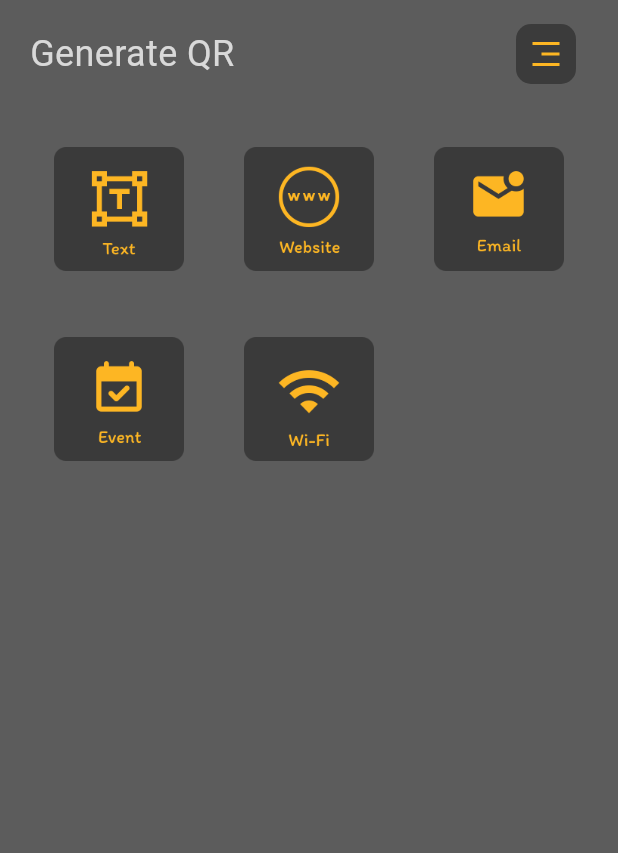
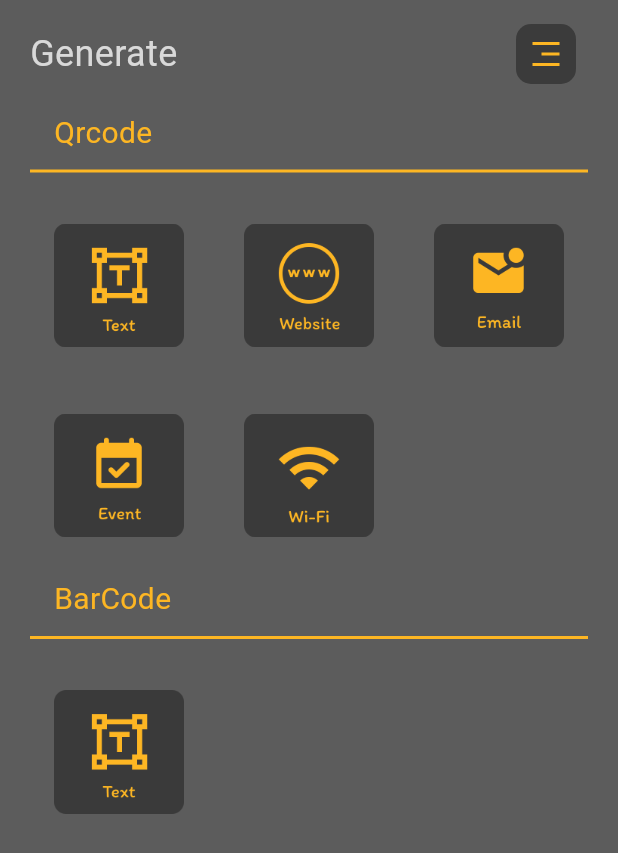
Before and after one commit to collinsyu/qrcode-tool-flutter, a Flutter app: the GenerateQrcode screen opened directly, on a phone screen of 412 x 824 dp. Shown: the top 853 px of the screen. Run offline on Flutter 3.47's test engine with Material 3 defaults, Android fonts, the phone set to English and light mode, and no system bars; our stand-ins replace barcode_widget, image_gallery_saver, image_picker, permission_handler, pretty_qr_code, sqflite and 1 more; missing offline and left inert: flutter_beep, mobile_scanner; accounts and stored records are empty.

Commit message:
feat:增加支持条形码

```diff
--- /dev/null
+++ b/lib/components/mainheadbar.dart
@@ -0,0 +1,45 @@
+import 'package:flutter/material.dart';
+
+import 'i_custom_button.dart';
+
+class MainCommonHeadBar extends StatelessWidget {
+  const MainCommonHeadBar({super.key,this.title="title"});
+  final String title;
+  @override
+  Widget build(BuildContext context) {
+    return Container(
+      padding: EdgeInsets.only(top: 0),
+      child: Row(
+        mainAxisAlignment: MainAxisAlignment.spaceBetween,
+        children: [
+          Text(title,style: TextStyle(
+              color: Color(0xFFD9D9D9),
+              fontSize: 24.0
+          ),),
+          ICustomButton(
+            onPressed: (){
+              Navigator.pushNamed(context, '/setting');
+
+            },
+            icon: Container(
+              decoration: BoxDecoration(
+                color:  Color(0xcc333333),
+
+                borderRadius: BorderRadius.all(Radius.circular(10.0)), // 设置所有角的圆角半径为10.0
+              ),
+              padding: const EdgeInsets.all(8.0),
+
+              child: Image.asset('images/icon-setting-inner.png',
+                width: 24.0, // 设置图片的宽度
+                height: 24.0, // 设置图片的高度
+                fit: BoxFit.cover, // 图片填充方式
+              ),
+            ),
+          )
+
+        ],
+      ),
+    );
+
+  }
+}
--- a/lib/generate_qrcode.dart
+++ b/lib/generate_qrcode.dart
@@ -1,6 +1,7 @@
 import 'package:flutter/material.dart';
 
 import 'components/i_custom_button.dart';
+import 'components/mainheadbar.dart';
 
 class GenerateQrcode extends StatefulWidget {
   const GenerateQrcode({super.key});
@@ -48,44 +49,28 @@ class _GenerateQrcodeState extends State<GenerateQrcode> with SingleTickerProvid
 
                 Padding(padding:EdgeInsets.fromLTRB(20.0, 8.0, 20.0, 0),child: Column(
                   children: [
+                    MainCommonHeadBar(title:"Generate"),
+                  //   grid
                     Container(
-                      padding: EdgeInsets.only(top: 0),
+                      padding: EdgeInsets.symmetric(vertical: 10.0,horizontal: 16.0),
                       child: Row(
-                        mainAxisAlignment: MainAxisAlignment.spaceBetween,
+                        mainAxisAlignment: MainAxisAlignment.start,
                         children: [
-                          Text("Generate QR",style: TextStyle(
-                              color: Color(0xFFD9D9D9),
-                              fontSize: 24.0
-                          ),),
-                          ICustomButton(
-                            onPressed: (){
-                              Navigator.pushNamed(context, '/setting');
+                          Text("Qrcode",style: TextStyle(
+                            color: Color(0xffFDB623),
+                              fontSize: 20.0
 
-                            },
-                            icon: Container(
-                              decoration: BoxDecoration(
-                                color:  Color(0xcc333333),
-
-                                borderRadius: BorderRadius.all(Radius.circular(10.0)), // 设置所有角的圆角半径为10.0
-                              ),
-                              padding: const EdgeInsets.all(8.0),
-
-                              child: Image.asset('images/icon-setting-inner.png',
-                                width: 24.0, // 设置图片的宽度
-                                height: 24.0, // 设置图片的高度
-                                fit: BoxFit.cover, // 图片填充方式
-                              ),
-                            ),
-                          )
-
+                          ),)
                         ],
                       ),
                     ),
-
-                  //   grid
-
                     Container(
-                      height: 300,
+                      padding: EdgeInsets.symmetric(vertical: 0.0,horizontal: 16.0),
+                      height: 2.0,
+                      color:Color(0xffFDB623),
+                    ),
+                    Container(
+                      height: 260,
                       child: GridView(
                         padding: EdgeInsets.symmetric(vertical: 32.0,horizontal: 16.0),
                         gridDelegate: SliverGridDelegateWithFixedCrossAxisCount(
@@ -97,7 +82,9 @@ class _GenerateQrcodeState extends State<GenerateQrcode> with SingleTickerProvid
                         children: [
                           ICustomButton(
                             onPressed: (){
-                              Navigator.pushNamed(context, '/genform',arguments: "text");
+                              Navigator.pushNamed(context, '/genform',arguments: {
+                                'type':"text"
+                              });
 
                             },
                             padding: EdgeInsets.all(0.0),
@@ -107,7 +94,9 @@ class _GenerateQrcodeState extends State<GenerateQrcode> with SingleTickerProvid
                           ),
                           ICustomButton(
                             onPressed: (){
-                              Navigator.pushNamed(context, '/genform',arguments: "url");
+                              Navigator.pushNamed(context, '/genform',arguments: {
+                                'type':"url"
+                              });
 
                             },
                             padding: EdgeInsets.all(0.0),
@@ -117,7 +106,9 @@ class _GenerateQrcodeState extends State<GenerateQrcode> with SingleTickerProvid
                           ),
                           ICustomButton(
                             onPressed: (){
-                              Navigator.pushNamed(context, '/genform',arguments: "email");
+                              Navigator.pushNamed(context, '/genform',arguments: {
+                                'type':"email"
+                              });
 
                             },
                             padding: EdgeInsets.all(0.0),
@@ -143,7 +134,9 @@ class _GenerateQrcodeState extends State<GenerateQrcode> with SingleTickerProvid
                           ),
                           ICustomButton(
                             onPressed: (){
-                              Navigator.pushNamed(context, '/genform',arguments: "wifi");
+                              Navigator.pushNamed(context, '/genform',arguments: {
+                                'type':"wifi"
+                              });
 
                             },
                             padding: EdgeInsets.all(0.0),
@@ -153,6 +146,50 @@ class _GenerateQrcodeState extends State<GenerateQrcode> with SingleTickerProvid
                           ),
 
 
+                        ],
+                      ),
+                    ),
+                    Container(
+                      padding: EdgeInsets.symmetric(vertical: 10.0,horizontal: 16.0),
+                      child: Row(
+                        mainAxisAlignment: MainAxisAlignment.start,
+                        children: [
+                          Text("BarCode",style: TextStyle(
+                              color: Color(0xffFDB623),
+                              fontSize: 20.0
+
+                          ),)
+                        ],
+                      ),
+                    ),
+                    Container(
+                      padding: EdgeInsets.symmetric(vertical: 0.0,horizontal: 16.0),
+                      height: 2.0,
+                      color:Color(0xffFDB623),
+                    ),
+                    Container(
+                      height: 300,
+                      child: GridView(
+                        padding: EdgeInsets.symmetric(vertical: 32.0,horizontal: 16.0),
+                        gridDelegate: SliverGridDelegateWithFixedCrossAxisCount(
+                          crossAxisCount: 3,
+                          mainAxisSpacing:40,
+                          crossAxisSpacing:40,
+                          childAspectRatio:1,
+                        ),
+                        children: [
+                          ICustomButton(
+                            onPressed: (){
+                              Navigator.pushNamed(context, '/genform',arguments:{
+                                'type': "text",'format':1
+                              });
+
+                            },
+                            padding: EdgeInsets.all(0.0),
+                            icon:  Image.asset('images/icon-scantype-text.png',
+                              fit: BoxFit.fitHeight, // 图片填充方式
+                            ),
+                          ),
                         ],
                       ),
                     )
--- a/lib/models/QrCodeItem.dart
+++ b/lib/models/QrCodeItem.dart
@@ -4,11 +4,13 @@ class QrCodeItem {
   final String value;
   final String date;
   final String type;
+  final int? format;
 
   QrCodeItem({
     this.id,
     required this.value,
     required this.date,
+     this.format,
     required this.type,
   });
 
@@ -20,6 +22,7 @@ class QrCodeItem {
       'value': value,
       'type': type,
       'date': date,
+      'format': format
     };
   }
 
@@ -27,6 +30,6 @@ class QrCodeItem {
   // each dog when using the print statement.
   @override
   String toString() {
-    return 'QrCodeItem{id: $id, value: $value, type: $type, date: $date}';
+    return 'QrCodeItem{id: $id, value: $value, type: $type, date: $date, format: $format}';
   }
 }
--- a/lib/sqlite/init.dart
+++ b/lib/sqlite/init.dart
@@ -20,6 +20,7 @@ class DBHelper  {
           'CREATE TABLE If NOT EXISTS SCAN_QRCODE_HISTORY ('
               'id INTEGER PRIMARY KEY AUTOINCREMENT,'
               'value TEXT,'
+              'format INTEGER,'
               'date TEXT,' // 或者使用 'date DATETIME' 如果你需要日期和时间功能
               'type TEXT'
               ')'
@@ -30,6 +31,7 @@ class DBHelper  {
           'CREATE TABLE If NOT EXISTS GEN_QRCODE_HISTORY ('
               'id INTEGER PRIMARY KEY AUTOINCREMENT,'
               'value TEXT,'
+              'format INTEGER,'
               'date TEXT,' // 或者使用 'date DATETIME' 如果你需要日期和时间功能
               'type TEXT'
               ')'
--- a/lib/sqlite/qrcodeGenHistory.dart
+++ b/lib/sqlite/qrcodeGenHistory.dart
@@ -81,11 +81,12 @@ class QrcodeGenHistory  {
     return [
       for (final {
       'id': id as int,
+      'format': format as int,
       'value': value as String,
       'type': type as String,
       'date': date as String,
       } in dogMaps)
-        QrCodeItem(id: id, value: value, type: type, date: date),
+        QrCodeItem(id: id, value: value, type: type, date: date,format:format),
     ];
   }
 
@@ -101,6 +102,7 @@ class QrcodeGenHistory  {
     final Map<String, dynamic> firstResult = result.first;
     return QrCodeItem(
       id: firstResult['id'] as int,
+      format: firstResult['format'] as int,
       value: firstResult['value'] as String,
       type: firstResult['type'] as String,
       date: firstResult['date'] as String,
--- a/lib/sqlite/qrcodedata.dart
+++ b/lib/sqlite/qrcodedata.dart
@@ -106,9 +106,10 @@ class QrcodeScanHistory  {
       'id': id as int,
       'value': value as String,
       'type': type as String,
+      'format': format as int,
       'date': date as String,
       } in dogMaps)
-        QrCodeItem(id: id, value: value, type: type, date: date),
+        QrCodeItem(id: id, value: value, type: type, date: date,format:format),
     ];
   }
 
@@ -124,6 +125,7 @@ class QrcodeScanHistory  {
     final Map<String, dynamic> firstResult = result.first;
     return QrCodeItem(
       id: firstResult['id'] as int,
+      format: firstResult['format'] as int,
       value: firstResult['value'] as String,
       type: firstResult['type'] as String,
       date: firstResult['date'] as String,
--- a/pubspec.yaml
+++ b/pubspec.yaml
@@ -48,6 +48,8 @@ dependencies:
   flutter_launcher_icons: ^0.13.1
   vibration: ^1.8.4
   flutter_beep: ^1.0.0
+  barcode: ^2.2.8
+  barcode_widget: ^2.0.4
 
 
 dev_dependencies:
@@ -82,6 +84,7 @@ flutter:
   # To add assets to your application, add an assets section, like this:
   assets:
     - images/scan.png
+    - images/scan_blank.png
     - images/scanmainbutton.png
     - images/scanmainbutton1.png
     - images/icon-qrcode.png
@@ -97,6 +100,7 @@ flutter:
     - images/icon-scantype-event.png
     - images/icon-scantype-email.png
     - images/list-type-text.png
+    - images/list-cormat-barcode.png
     - images/icon-delete.png
     - images/icon-back.png
     - images/icon-msgtype-text.png
```
Also changed, not shown: lib/gen_detail.dart (+15 -4 lines), lib/genqrcodeformpage.dart (+6 -1 lines), lib/main.dart (+24 -4 lines), lib/pages/welcome.dart (added, +47 -0 lines), lib/scan_detail.dart (+14 -3 lines), lib/scan_history.dart (+19 -34 lines), lib/scan_page.dart (+9 -5 lines), images/list-cormat-barcode.png (added), images/scan_blank.png (added), pubspec.lock.
